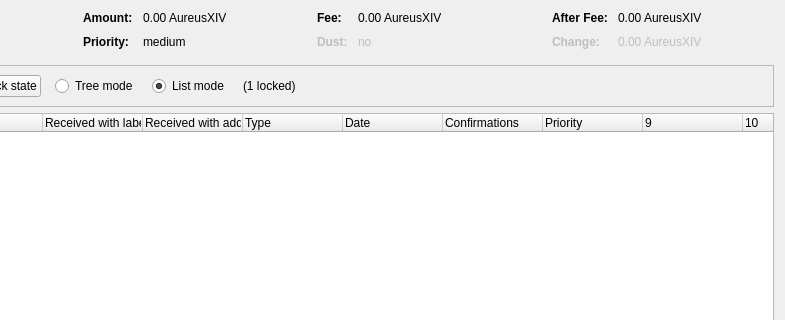
The window that src/qt/forms/coincontroldialog.ui (wqking-misc/AureusXIV) describes before a commit, drawn with Qt 5; both pictures show x 169 to 954 and y 0 to 320 of the 954 by 500 pixel window.
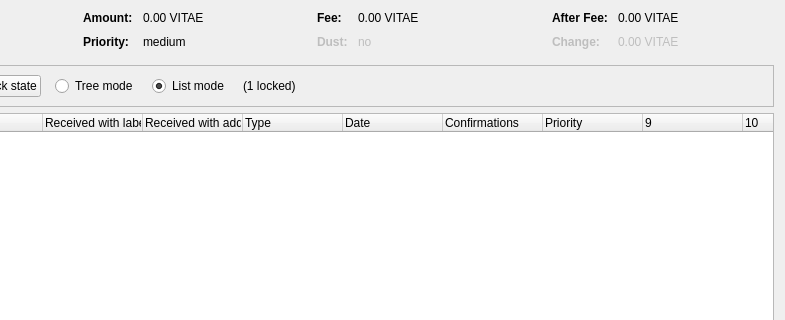
The same window after the commit. Custom widgets are drawn as their Qt base class.

```diff
--- a/src/qt/forms/coincontroldialog.ui
+++ b/src/qt/forms/coincontroldialog.ui
@@ -132,7 +132,7 @@
           <enum>Qt::ActionsContextMenu</enum>
          </property>
          <property name="text">
-          <string notr="true">0.00 AureusXIV</string>
+          <string notr="true">0.00 VITAE</string>
          </property>
          <property name="textInteractionFlags">
           <set>Qt::LinksAccessibleByMouse|Qt::TextSelectableByKeyboard|Qt::TextSelectableByMouse</set>
@@ -206,7 +206,7 @@
           <enum>Qt::ActionsContextMenu</enum>
          </property>
          <property name="text">
-          <string notr="true">0.00 AureusXIV</string>
+          <string notr="true">0.00 VITAE</string>
          </property>
          <property name="textInteractionFlags">
           <set>Qt::LinksAccessibleByMouse|Qt::TextSelectableByKeyboard|Qt::TextSelectableByMouse</set>
@@ -286,7 +286,7 @@
           <enum>Qt::ActionsContextMenu</enum>
          </property>
          <property name="text">
-          <string notr="true">0.00 AureusXIV</string>
+          <string notr="true">0.00 VITAE</string>
          </property>
          <property name="textInteractionFlags">
           <set>Qt::LinksAccessibleByMouse|Qt::TextSelectableByKeyboard|Qt::TextSelectableByMouse</set>
@@ -321,7 +321,7 @@
           <enum>Qt::ActionsContextMenu</enum>
          </property>
          <property name="text">
-          <string notr="true">0.00 AureusXIV</string>
+          <string notr="true">0.00 VITAE</string>
          </property>
          <property name="textInteractionFlags">
           <set>Qt::LinksAccessibleByMouse|Qt::TextSelectableByKeyboard|Qt::TextSelectableByMouse</set>
```
